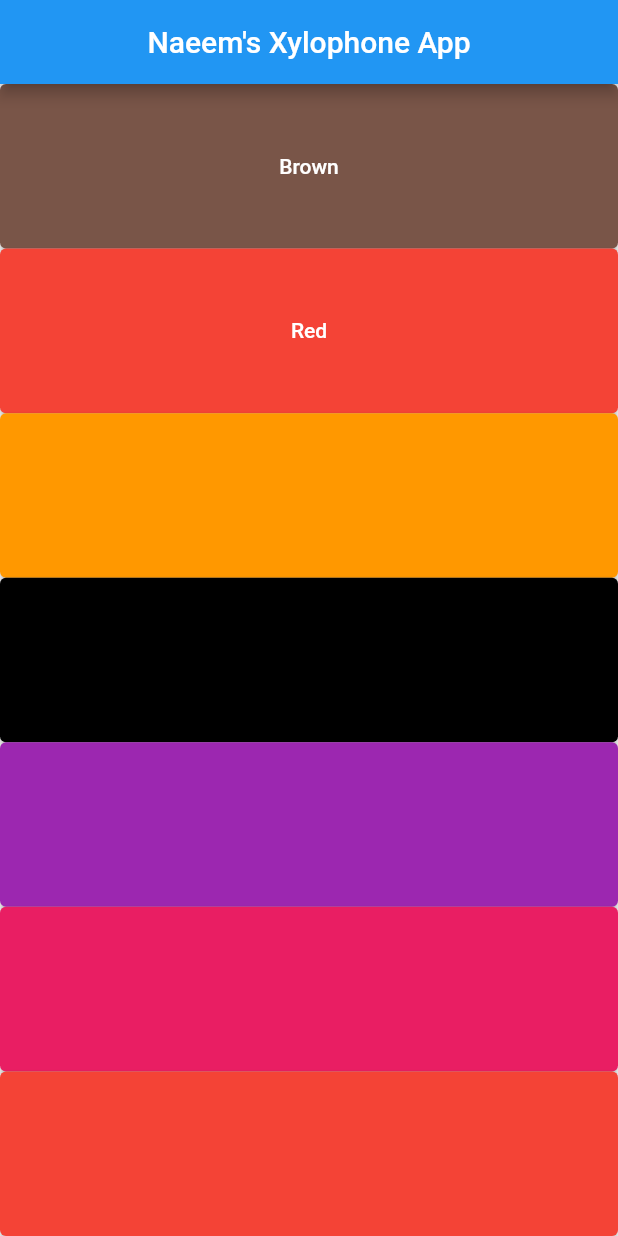
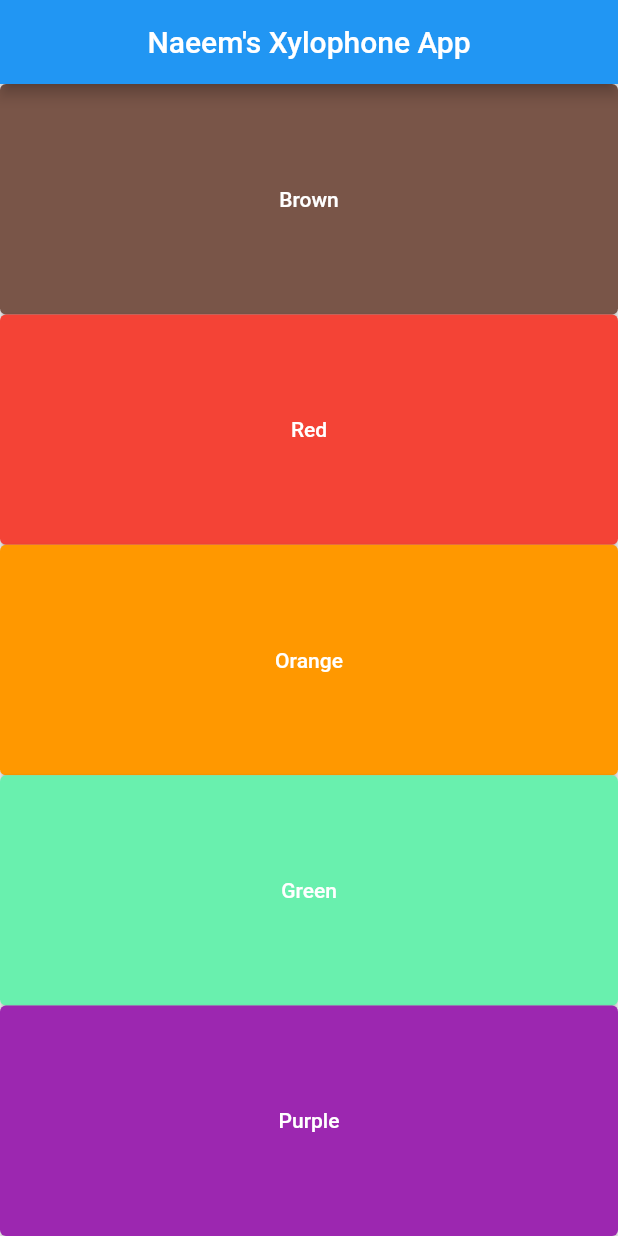
Before and after one commit to naeem92/MobileApplication, a Flutter app: the screen it shows after launch, on a phone screen of 412 x 824 dp. Run offline on Flutter 3.47's test engine with Material 2 defaults, Android fonts, the phone set to English and light mode, and no system bars; our stand-ins replace assets_audio_player.

Commit message:
Add a more TextButton
Step:1 Add a more text Button
Step:2 To Assign the Color, text button
Step:3 Add a Sound to the text Button

```diff
--- a/Xylophone/lib/main.dart
+++ b/Xylophone/lib/main.dart
@@ -44,11 +44,10 @@ class MyXylophoneApp extends StatelessWidget {
           children: [
             Create_Button(1,"","Brown",Colors.brown),
             Create_Button(2,"","Red",Colors.red),
-            Create_Button(3,"","",Colors.orange),
-            Create_Button(4,"","",Colors.black),
-            Create_Button(5,"","",Colors.purple),
-            Create_Button(6,"","",Colors.pink),
-            Create_Button(7,"","",Colors.red),
+            Create_Button(3,"","Orange",Colors.orange),
+            Create_Button(4,"","Green",Colors.greenAccent),
+            Create_Button(5,"","Purple",Colors.purple),
+
           ],),
       ),
     );
```
